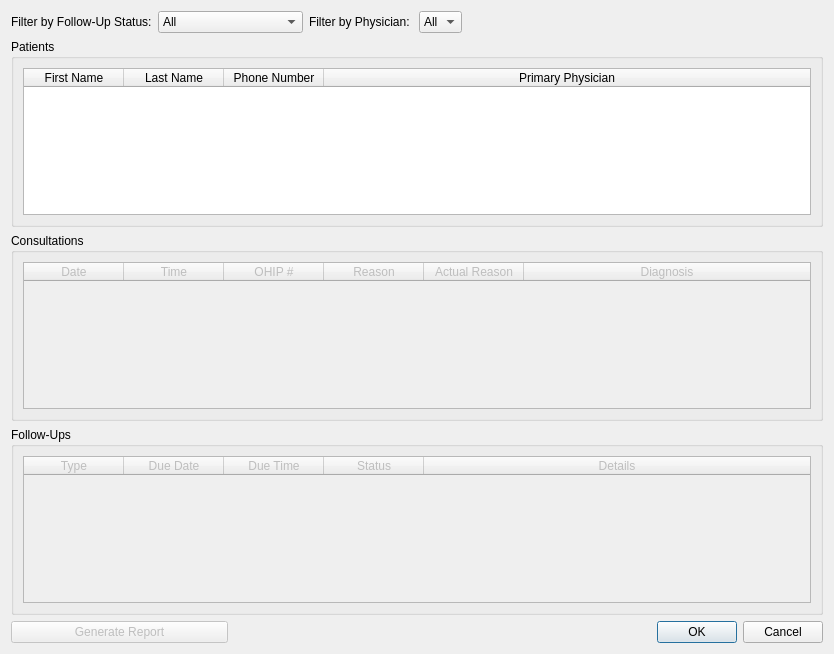
chrispwright/comp3004cuCarePrivate, file cuCareQtApp/CUCare/patientlistview.ui: the form before one commit.
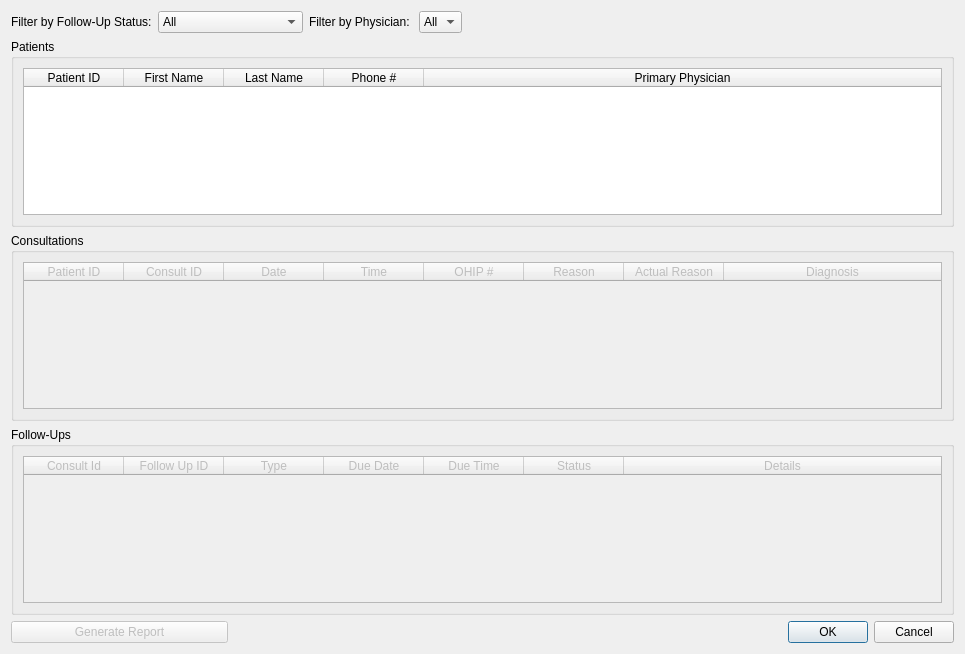
The form after the commit.

```diff
--- a/cuCareQtApp/CUCare/patientlistview.ui
+++ b/cuCareQtApp/CUCare/patientlistview.ui
@@ -6,7 +6,7 @@
    <rect>
     <x>0</x>
     <y>0</y>
-    <width>834</width>
+    <width>965</width>
     <height>654</height>
    </rect>
   </property>
@@ -46,6 +46,16 @@
         <attribute name="horizontalHeaderStretchLastSection">
          <bool>true</bool>
         </attribute>
+        <column>
+         <property name="text">
+          <string>Patient ID</string>
+         </property>
+        </column>
+        <column>
+         <property name="text">
+          <string>Consult ID</string>
+         </property>
+        </column>
         <column>
          <property name="text">
           <string>Date</string>
@@ -110,6 +120,16 @@
         <attribute name="horizontalHeaderStretchLastSection">
          <bool>true</bool>
         </attribute>
+        <column>
+         <property name="text">
+          <string>Consult Id</string>
+         </property>
+        </column>
+        <column>
+         <property name="text">
+          <string>Follow Up ID</string>
+         </property>
+        </column>
         <column>
          <property name="text">
           <string>Type</string>
@@ -250,7 +270,7 @@
          <number>0</number>
         </property>
         <property name="columnCount">
-         <number>4</number>
+         <number>5</number>
         </property>
         <attribute name="horizontalHeaderVisible">
          <bool>true</bool>
@@ -258,6 +278,11 @@
         <attribute name="horizontalHeaderStretchLastSection">
          <bool>true</bool>
         </attribute>
+        <column>
+         <property name="text">
+          <string>Patient ID</string>
+         </property>
+        </column>
         <column>
          <property name="text">
           <string>First Name</string>
@@ -270,7 +295,7 @@
         </column>
         <column>
          <property name="text">
-          <string>Phone Number</string>
+          <string>Phone #</string>
          </property>
         </column>
         <column>
```
